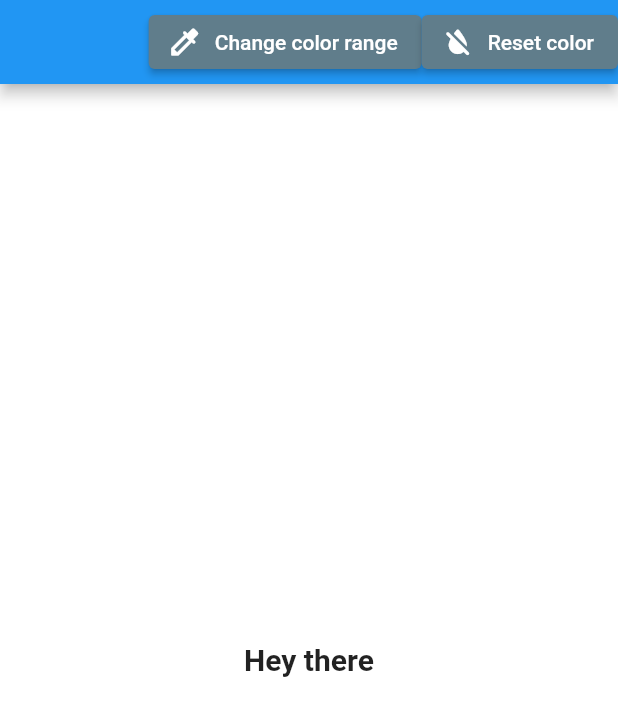
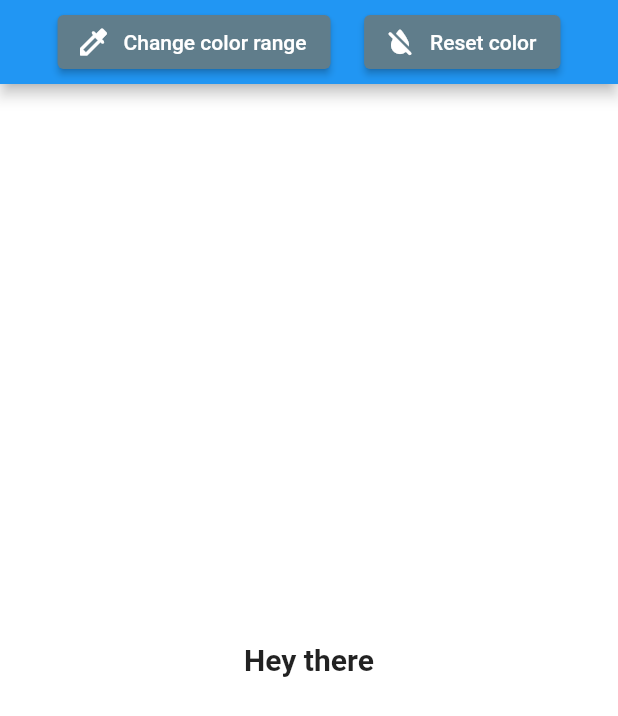
Before and after one commit to CalculusEnjoyer/solid_software_test_task, a Flutter app: the screen it shows after launch, on a phone screen of 412 x 824 dp. Shown: the top 716 px of the screen. Run offline on Flutter 3.47's test engine with Material 2 defaults, Android fonts, the phone set to English and light mode, and no system bars; our stand-ins replace flutter_colorpicker.

Commit message:
Finally centered buttons

```diff
--- a/lib/pages/home/home_page.dart
+++ b/lib/pages/home/home_page.dart
@@ -13,7 +13,7 @@ class MyHomePage extends StatefulWidget {
 }
 
 class _MyHomePageState extends State<MyHomePage> {
-  Color backGroundColor =  Colors.white;
+  Color backGroundColor = Colors.white;
   Color textBackGroundColor = Colors.white;
   Color textColor = Colors.black;
   Color? selectedColor;
@@ -81,7 +81,8 @@ class _MyHomePageState extends State<MyHomePage> {
                 if (selectedColor != null) {
                   setState(() {
                     backGroundColor = selectedColor!;
-                    textBackGroundColor = ColorProcessor.changeDarkness(0.6, backGroundColor);
+                    textBackGroundColor =
+                        ColorProcessor.changeDarkness(0.6, backGroundColor);
                   });
                 } else {
                   selectedColor = backGroundColor;
@@ -95,7 +96,7 @@ class _MyHomePageState extends State<MyHomePage> {
     );
   }
 
-  void _resetSelectedColor () {
+  void _resetSelectedColor() {
     setState(() {
       selectedColor = null;
     });
@@ -105,10 +106,12 @@ class _MyHomePageState extends State<MyHomePage> {
   Widget build(BuildContext context) {
     return Scaffold(
         appBar: AppBar(
-          actions: <Widget>[
-        Center(
-          child: ElevatedButton.icon(
-            style: ElevatedButton.styleFrom(backgroundColor: Colors.blueGrey),
+            title: Row(
+                mainAxisAlignment: MainAxisAlignment.spaceEvenly,
+                children: <Widget>[
+              ElevatedButton.icon(
+                style:
+                    ElevatedButton.styleFrom(backgroundColor: Colors.blueGrey),
                 icon: Icon(
                   Icons.colorize_rounded,
                   color: Colors.white,
@@ -118,10 +121,9 @@ class _MyHomePageState extends State<MyHomePage> {
                   _initializeColorPicker();
                 },
               ),
-        ),
-        Center(
-          child: ElevatedButton.icon(
-            style: ElevatedButton.styleFrom(backgroundColor: Colors.blueGrey),
+              ElevatedButton.icon(
+                style:
+                    ElevatedButton.styleFrom(backgroundColor: Colors.blueGrey),
                 icon: Icon(
                   Icons.format_color_reset_rounded,
                   color: Colors.white,
@@ -132,13 +134,16 @@ class _MyHomePageState extends State<MyHomePage> {
 
                   Widget okButton = TextButton(
                     child: Text("OK"),
-                onPressed: () {Navigator.pop(context);},
+                    onPressed: () {
+                      Navigator.pop(context);
+                    },
                   );
 
                   // set up the AlertDialog
                   AlertDialog alert = AlertDialog(
                     title: Text("Nice!"),
-                content: const Text("Now colors generate without restrictions! "),
+                    content: const Text(
+                        "Now colors generate without restrictions! "),
                     actions: [
                       okButton,
                     ],
@@ -153,8 +158,7 @@ class _MyHomePageState extends State<MyHomePage> {
                   );
                 },
               ),
-        ),
-      ]),
+            ])),
         backgroundColor: backGroundColor,
         body: GestureDetector(
           behavior: HitTestBehavior.opaque,
@@ -171,7 +175,8 @@ class _MyHomePageState extends State<MyHomePage> {
             child: Column(
               mainAxisAlignment: MainAxisAlignment.center,
               children: <Widget>[
-                Text('Hey there', style: TextStyle(
+                Text('Hey there',
+                    style: TextStyle(
                         fontWeight: FontWeight.bold,
                         fontSize: 20,
                         background: Paint()
@@ -181,7 +186,7 @@ class _MyHomePageState extends State<MyHomePage> {
                           ..strokeJoin = StrokeJoin.round))
               ],
             ),
-    ),)
-    );
+          ),
+        ));
   }
 }
```
Lines whose indentation alone changed are shown as unchanged.
